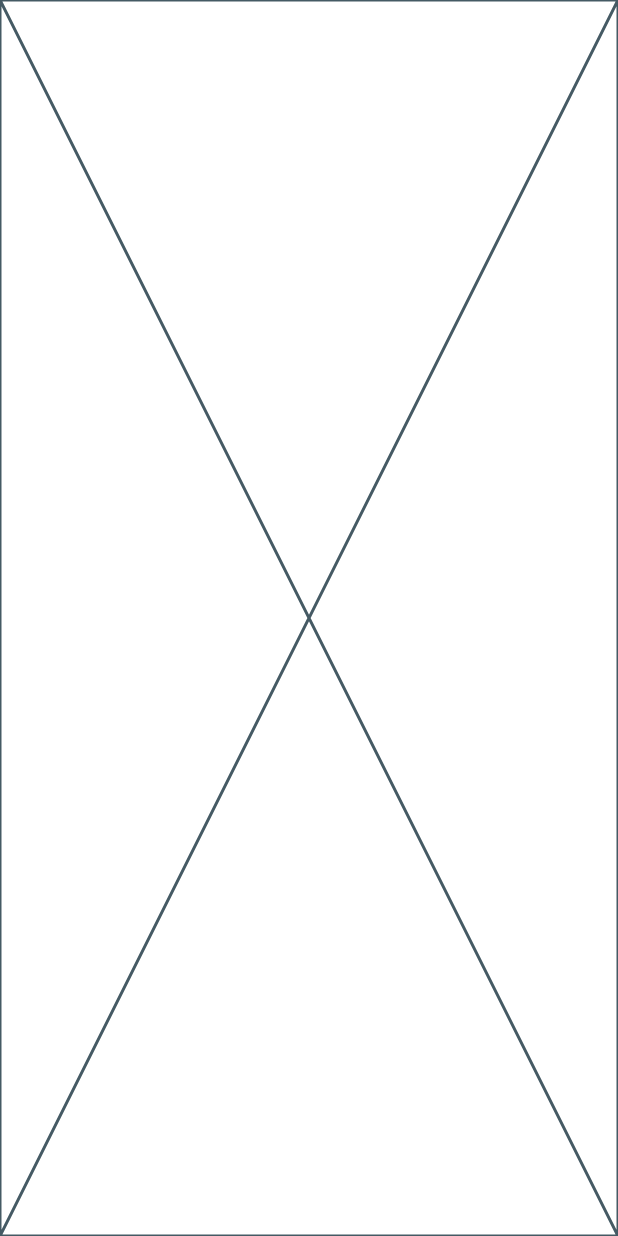
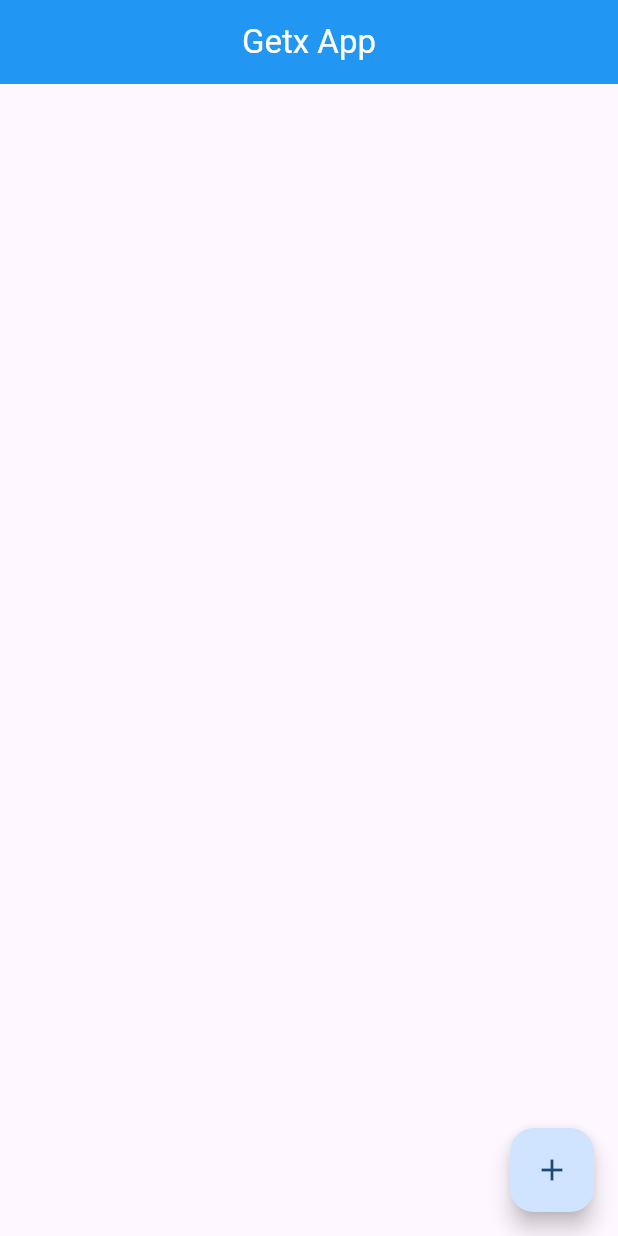
Before and after one commit to devjunayed/flutter-getx, a Flutter app: the screen it shows after launch, on a phone screen of 412 x 824 dp. Run offline on Flutter 3.47's test engine with Material 3 defaults, Android fonts, the phone set to English and light mode, and no system bars; our stand-ins replace get.

Commit message:
getx snackbar used

```diff
--- a/lib/home_screen.dart
+++ b/lib/home_screen.dart
@@ -1,4 +1,5 @@
 import 'package:flutter/material.dart';
+import 'package:get/get.dart';
 
 class HomeScreen extends StatefulWidget {
   const HomeScreen({super.key});
@@ -10,6 +11,25 @@ class HomeScreen extends StatefulWidget {
 class _HomeScreenState extends State<HomeScreen> {
   @override
   Widget build(BuildContext context) {
-    return const Placeholder();
+    return Scaffold(
+      appBar: AppBar(title: const Text("Getx App")),
+      body: Column(children: []),
+      floatingActionButton: FloatingActionButton(
+        child: const Icon(Icons.add),
+        onPressed: () {
+          Get.snackbar(
+            "Junayed",
+            "Learning flutter",
+            backgroundColor: Colors.blueGrey,
+            colorText: Colors.white,
+            snackPosition: SnackPosition.BOTTOM,
+            mainButton: TextButton(
+              onPressed: (() {}),
+              child: const Text("jajsd"),
+            ),
+          );
+        },
+      ),
+    );
   }
 }
--- a/lib/main.dart
+++ b/lib/main.dart
@@ -1,5 +1,7 @@
 import 'package:flutter/material.dart';
 import 'package:flutter_getx/home_screen.dart';
+import 'package:get/get.dart';
+
 
 void main() {
   runApp(const MyApp());
@@ -10,12 +12,34 @@ class MyApp extends StatelessWidget {
 
   @override
   Widget build(BuildContext context) {
-    return MaterialApp(
+    return GetMaterialApp(
       title: 'Flutter Demo',
-      theme: ThemeData(
-        colorScheme: ColorScheme.fromSeed(seedColor: Colors.deepPurple),
-      ),
+      theme: lightThemeData,
+      darkTheme: darkThemeData,
+      themeMode: ThemeMode.system,
       home: const HomeScreen(),
     );
   }
 }
+
+final ThemeData baseTheme = ThemeData(
+  useMaterial3: true,
+  appBarTheme: const AppBarTheme(
+    centerTitle: true,
+    backgroundColor: Colors.blue,
+    foregroundColor: Colors.white,
+  ),
+);
+
+final ThemeData lightThemeData = baseTheme.copyWith(
+  colorScheme: ColorScheme.fromSeed(
+    seedColor: Colors.blue,
+    brightness: Brightness.light,
+  ),
+);
+final ThemeData darkThemeData = baseTheme.copyWith(
+  colorScheme: ColorScheme.fromSeed(
+    seedColor: Colors.blue,
+    brightness: Brightness.dark,
+  ),
+);
```
